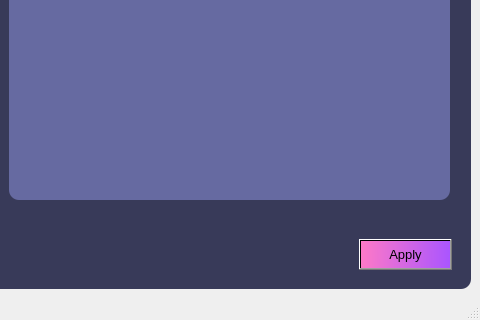
The window that flipWindow.ui (DorsaNazari/Image-Data-Annotation-Preprocessing-and-Augmentation) describes before a commit, drawn with Qt 5; both pictures show x 520 to 1000 and y 380 to 700 of the 1000 by 700 pixel window.
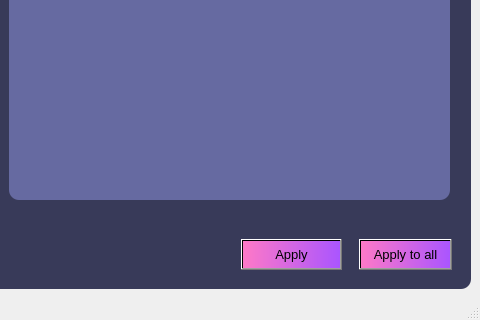
The same window after the commit. Icons and pictures are not drawn.

Patch:
```diff
--- a/flipWindow.ui
+++ b/flipWindow.ui
@@ -171,9 +171,9 @@
       <widget class="QPushButton" name="pushButton">
        <property name="geometry">
         <rect>
-         <x>870</x>
+         <x>752</x>
          <y>610</y>
-         <width>93</width>
+         <width>101</width>
          <height>31</height>
         </rect>
        </property>
@@ -215,6 +215,27 @@
         </size>
        </property>
       </widget>
+      <widget class="QPushButton" name="pushButton_5">
+       <property name="geometry">
+        <rect>
+         <x>870</x>
+         <y>610</y>
+         <width>93</width>
+         <height>31</height>
+        </rect>
+       </property>
+       <property name="font">
+        <font>
+         <pointsize>10</pointsize>
+        </font>
+       </property>
+       <property name="styleSheet">
+        <string notr="true">background-color: qlineargradient(spread:pad, x1:0, y1:0.5, x2:1, y2:0.506, stop:0 rgba(254, 121, 199, 255), stop:1 rgba(170, 85, 255, 255));</string>
+       </property>
+       <property name="text">
+        <string>Apply to all</string>
+       </property>
+      </widget>
      </widget>
     </item>
    </layout>
```
